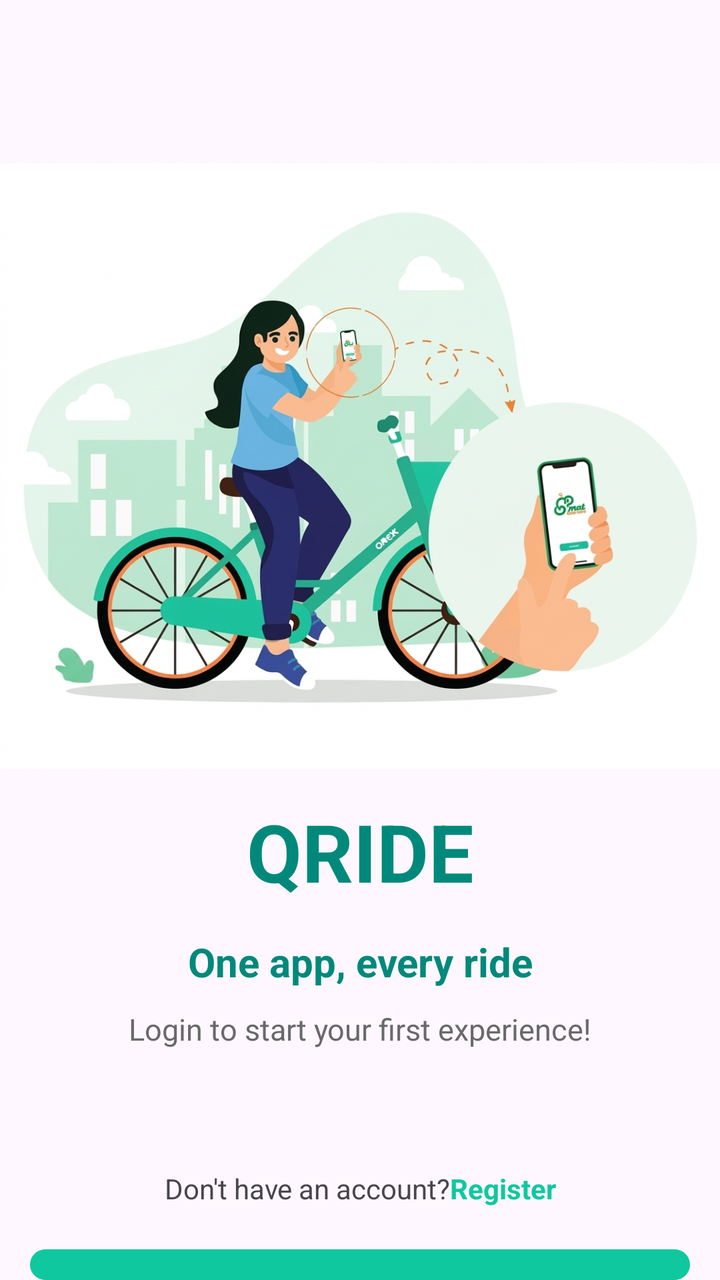
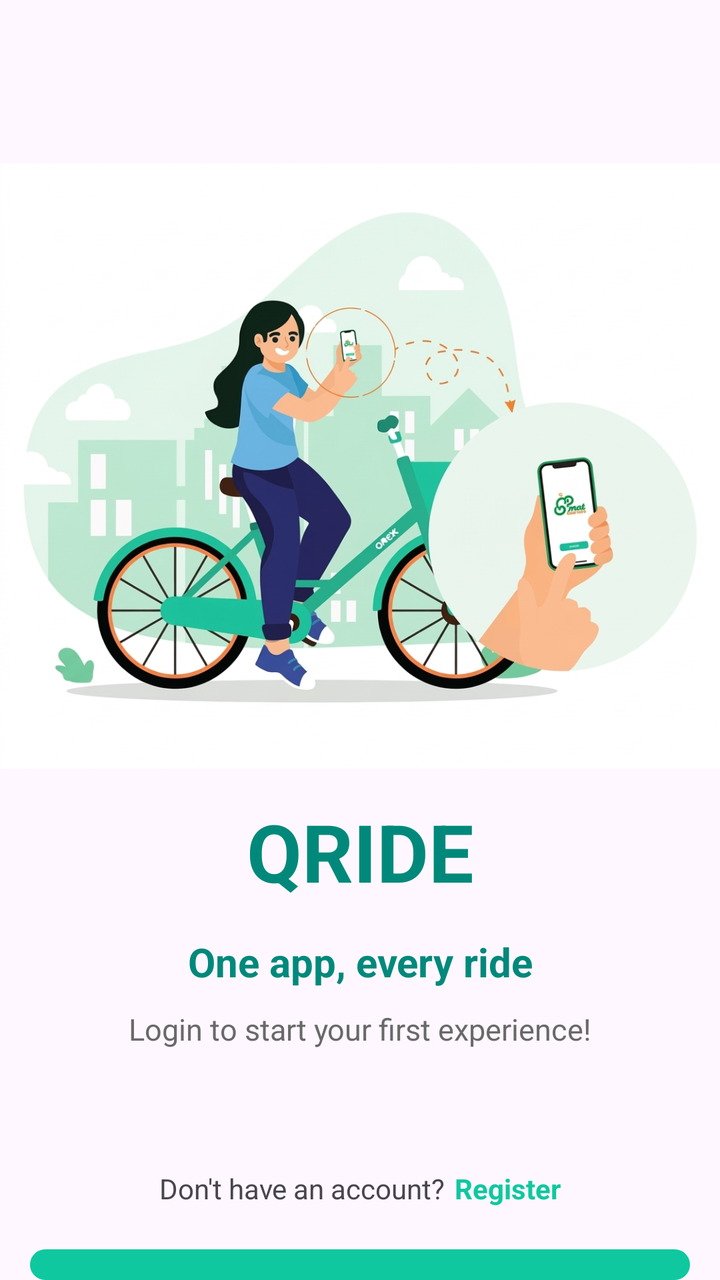

Two renders of the same Android screen: before a commit and after it. Below are the layout's source before the change and the commit's diff.
<!-- AndroidManifest.xml: application theme Theme.Qride -->
<!-- res/layout/activity_login.xml -->
<?xml version="1.0" encoding="utf-8"?>
<LinearLayout xmlns:android="http://schemas.android.com/apk/res/android"
    xmlns:app="http://schemas.android.com/apk/res-auto"
    xmlns:tools="http://schemas.android.com/tools"
    android:layout_width="match_parent"
    android:layout_height="match_parent"
    android:orientation="vertical">

    <Spinner
        android:id="@+id/spnNgonNgu"
        android:layout_width="wrap_content"
        android:layout_height="wrap_content"
        android:layout_gravity="right"
        android:layout_marginTop="35dp"
        android:layout_marginRight="10dp"
        android:background="@drawable/bg_spninner" />

    <ImageView
        android:id="@+id/imgLogin"
        android:layout_width="match_parent"
        android:layout_height="332dp"
        android:layout_marginTop="20dp"
        android:src="@drawable/img_login" />

    <TextView
        android:id="@+id/tvLogo"
        android:layout_width="match_parent"
        android:layout_height="wrap_content"
        android:gravity="center"
        android:text="@string/app_name"
        android:textColor="@color/xanhTieuDe"
        android:textSize="40sp"
        android:textStyle="bold" />

    <TextView
        android:id="@+id/tvSlogan"
        android:layout_width="match_parent"
        android:layout_height="wrap_content"
        android:layout_marginTop="15dp"
        android:gravity="center"
        android:text="@string/slogan"
        android:textColor="@color/xanhTieuDe"
        android:textSize="20sp"
        android:textStyle="bold" />

    <TextView
        android:id="@+id/tvWelcome"
        android:layout_width="match_parent"
        android:layout_height="wrap_content"
        android:layout_marginTop="10dp"
        android:gravity="center"
        android:text="@string/welcome"
        android:textColor="@color/gray_light"
        android:textSize="15sp" />

    <LinearLayout
        android:layout_width="match_parent"
        android:layout_height="40dp"
        android:layout_marginTop="60dp"
        android:orientation="horizontal">

        <TextView
            android:id="@+id/tvCauHoi"
            android:layout_width="wrap_content"
            android:layout_height="wrap_content"
            android:layout_weight="1"
            android:gravity="right"
            android:text="@string/no_account" />

        <TextView
            android:id="@+id/tvDangKy"
            android:layout_width="wrap_content"
            android:layout_height="wrap_content"
            android:layout_weight="1"
            android:text="@string/register"
            android:textColor="@color/xanhNgoc"
            android:textStyle="bold" />
    </LinearLayout>

    <Button
        android:id="@+id/btnDangNhap"
        android:layout_width="match_parent"
        android:layout_height="wrap_content"
        android:layout_marginLeft="15dp"
        android:layout_marginRight="15dp"
        android:background="@drawable/bg_login"
        android:text="@string/login"
        android:textSize="20sp"
        app:backgroundTint="@null" />

</LinearLayout>
<!-- resources referenced by this layout -->
<resources>
  <color name="gray_light">#696969</color>
  <color name="xanhNgoc">#0FC8A0</color>
  <color name="xanhTieuDe">#00897B</color>
  <!-- drawable bg_login (drawable) -->
  <?xml version="1.0" encoding="utf-8"?>
  <shape xmlns:android="http://schemas.android.com/apk/res/android">
      <solid android:color="@color/xanhNgoc" />
  
      <stroke
          android:width="1dp"
          android:color="@color/xanhNgoc" />
  
      <corners android:radius="10dp" />
  
      <padding
          android:bottom="8dp"
          android:left="20dp"
          android:right="20dp"
          android:top="8dp" />
  </shape>
  <!-- drawable bg_spninner (drawable) -->
  <layer-list xmlns:android="http://schemas.android.com/apk/res/android">
      
      <item>
          <shape>
              <solid android:color="@color/xanhNgoc" />
              <stroke
                  android:width="1dp"
                  android:color="@color/xanhNgoc" />
              <corners android:radius="10dp" />
              <padding
                  android:bottom="6dp"
                  android:left="20dp"
                  android:right="20dp"
                  android:top="6dp" />
          </shape>
      </item>
  
  
  
  
  
  
  
  </layer-list>
  <!-- drawable img_login: png bitmap (drawable, 839610 bytes) -->
  <string name="app_name">QRIDE</string>
  <string name="login">Login</string>
  <string name="no_account">Don\'t have an account? </string>
  <string name="register">Register</string>
  <string name="slogan">One app, every ride</string>
  <string name="welcome">Login to start your first experience!</string>
  <style name="Theme.Qride" parent="Base.Theme.Qride" />
  <style name="Base.Theme.Qride" parent="Theme.Material3.DayNight.NoActionBar">
          
          
      </style>
</resources>

<!-- the commit's change to res/layout/activity_login.xml (unified diff, before → after) -->
@@ -65,6 +65,7 @@
             android:layout_height="wrap_content"
             android:layout_weight="1"
             android:gravity="right"
+            android:layout_marginRight="5dp"
             android:text="@string/no_account" />
 
         <TextView
